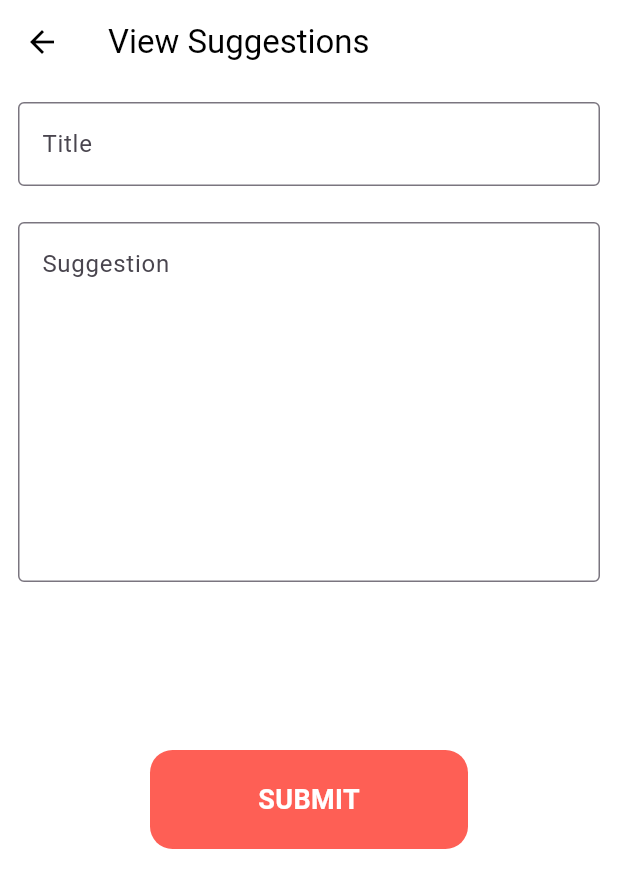
After one commit to ByteCommitter/nssbphc, a Flutter app: the DropSuggestionsScreen screen opened directly, on a phone screen of 412 x 824 dp. The commit adds this screen. Shown: the top 888 px of the screen. Run offline on Flutter 3.47's test engine with Material 3 defaults, Android fonts, the phone set to English and light mode, and no system bars; our stand-ins replace flutter_svg, get.

Commit message:
More Page Half Completed

```diff
--- /dev/null
+++ b/lib/pages/More/DropSuggestions.dart
@@ -0,0 +1,110 @@
+import 'package:flutter/material.dart';
+import 'package:get/get_core/src/get_main.dart';
+import 'package:get/get_navigation/get_navigation.dart';
+import 'package:http/http.dart';
+import 'package:nssbphc/config/styling.dart';
+//import 'package:nssapp/models/loginManager.dart';
+
+class DropSuggestionsScreen extends StatefulWidget {
+  const DropSuggestionsScreen({Key? key}) : super(key: key);
+
+  @override
+  _DropSuggestionsScreenState createState() =>_DropSuggestionsScreenState();
+}
+
+class _DropSuggestionsScreenState
+    extends State<DropSuggestionsScreen> {
+  final titleController = TextEditingController();
+  final suggestionController = TextEditingController();
+  final maxLines = 10;
+  @override
+  Widget build(BuildContext context) {
+    //final isAdmin = Provider.of<LoginManager>(context, listen: false).isAdmin;
+    return Scaffold(
+      backgroundColor: Colors.white,
+      appBar: AppBar(
+        elevation: 0,
+        centerTitle: false,
+        backgroundColor: Colors.white,
+        iconTheme: IconThemeData(color: Colors.black),
+        title: Text(
+          //isAdmin ?
+           "View Suggestions",
+           // : 'Drop Suggestions',
+          style: TextStyle(color: Colors.black),
+        ),
+      ),
+      body: //isAdmin
+          //? SuggestionsList():
+           ListView(
+              children: [
+                Container(
+                  margin: EdgeInsets.all(12),
+                  child: TextField(
+                    controller: titleController,
+                    style: TextStyle(color: Colors.black),
+                    decoration: InputDecoration(
+                      border: OutlineInputBorder(),
+                      hintText: 'Title',
+                    ),
+                  ),
+                ),
+                Container(
+                  height: maxLines * 24,
+                  margin: EdgeInsets.all(12),
+                  child: TextField(
+                    maxLines: maxLines,
+                    controller: suggestionController,
+                    style: TextStyle(color: Colors.black),
+                    decoration: InputDecoration(
+                      border: OutlineInputBorder(),
+                      hintText: 'Suggestion',
+                    ),
+                  ),
+                ),
+                Padding(
+                  padding: const EdgeInsets.all(100.0),
+                  child: InkWell(
+                    onTap: _onSubmit,
+                    child: Container(
+                      width: 100,
+                      decoration: BoxDecoration(
+                          color: AppTheme.secondaryColor,
+                          borderRadius: BorderRadius.all(Radius.circular(15))),
+                      child: Center(
+                        child: Padding(
+                          padding: const EdgeInsets.symmetric(
+                            horizontal: 10.0,
+                            vertical: 20.0,
+                          ),
+                          child: Text(
+                            "SUBMIT",
+                            style: TextStyle(
+                                fontWeight: FontWeight.bold,
+                                fontSize: 18,
+                                color: Colors.white),
+                          ),
+                        ),
+                      ),
+                    ),
+                  ),
+                ),
+              ],
+            ),
+    );
+  }
+
+  void _onSubmit() {
+    //final name = context.read<LoginManager>().user.name;
+    Get.to(() => DropSuggestionsScreen());
+
+    /*
+    post(Uri.parse("$BASE_URL/suggestions"), body: {
+      "title": titleController.text,
+      "content": suggestionController.text,
+      "username": name,
+    });*/
+    titleController.text = "";
+    suggestionController.text = "";
+  }
+}
--- a/pubspec.yaml
+++ b/pubspec.yaml
@@ -40,6 +40,7 @@ dependencies:
   intl: ^0.19.0
   url_launcher: ^6.2.4
   flutter_svg: ^2.0.9
+  http: ^1.2.0
 
 dev_dependencies:
   flutter_test:
```
Also changed, not shown: lib/models/evenModel.dart (added, +161 -0 lines), lib/models/volunteerModel.dart (added, +174 -0 lines), lib/pages/More/ContactUs.dart (added, +64 -0 lines), lib/pages/More/MoreScreen.dart (+5 -4 lines), lib/pages/Widgets/panelCard.dart (added, +82 -0 lines), pubspec.lock.
